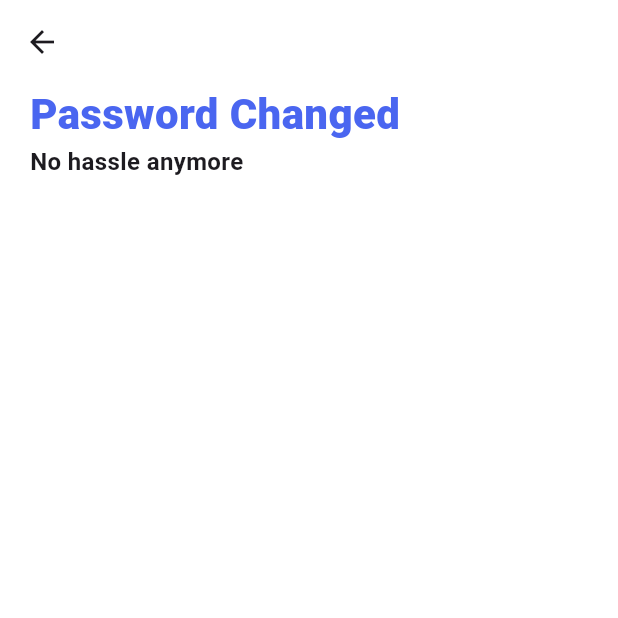
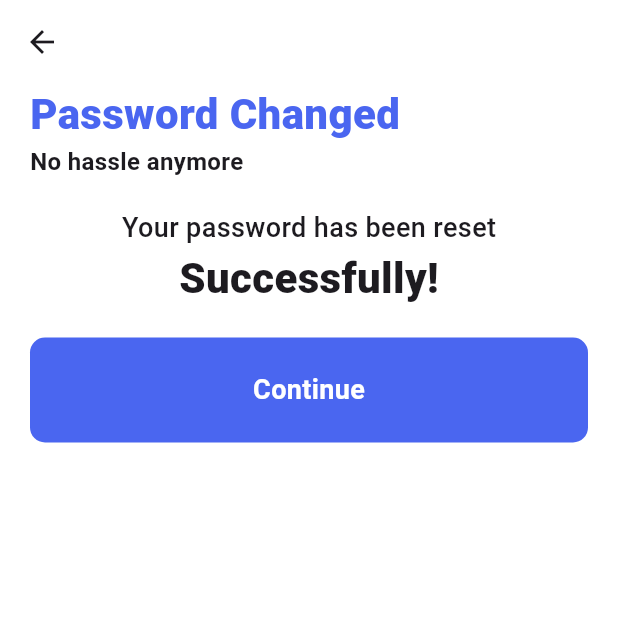
Before and after one commit to hieunmh/kltn, a Flutter app: the ResetSuccessView screen opened by its route, on a phone screen of 412 x 824 dp, the top half of it. Run offline on Flutter 3.47's test engine with Material 3 defaults, Android fonts, the phone set to English and light mode, and no system bars; our stand-ins replace flutter_dotenv, get, icons_plus, pinput, shared_preferences; accounts and stored records are empty.

Commit message:
ui: reset password success UI

```diff
--- a/mobile/lib/pages/auth/reset-pw/reset_success_view.dart
+++ b/mobile/lib/pages/auth/reset-pw/reset_success_view.dart
@@ -1,4 +1,5 @@
 import 'package:flutter/material.dart';
+import 'package:get/get.dart';
 
 class ResetSuccessView extends StatelessWidget{
   const ResetSuccessView({super.key});
@@ -41,6 +42,48 @@ class ResetSuccessView extends StatelessWidget{
 
               const SizedBox(height: 20),
 
+              Text(
+                'Your password has been reset',
+                style: TextStyle(
+                  fontWeight: FontWeight.w500,
+                  fontSize: 18
+                ),
+              ),
+
+              Text(
+                'Successfully!',
+                style: TextStyle(
+                  fontSize: 28,
+                  fontWeight: FontWeight.w800,
+                ),
+              ),
+
+              const SizedBox(height: 20),
+
+              GestureDetector(
+                onTap: () {
+                  Get.back();
+                },
+                child:Container(
+                  height: 70,
+                  width: double.infinity,
+                  decoration: BoxDecoration(
+                    borderRadius: BorderRadius.circular(10),
+                    color: Color(0xFF4a66f0)
+                  ),
+                  child: Center(
+                    child: Text(
+                      'Continue',
+                      style: TextStyle(
+                        color: Colors.white,
+                        fontSize: 18,
+                        fontWeight: FontWeight.w600,
+                      ),
+                    ),
+                  ),
+                ),
+              )
+
             ],
           ),
         ),
```
Also changed, not shown: 3 other files.
